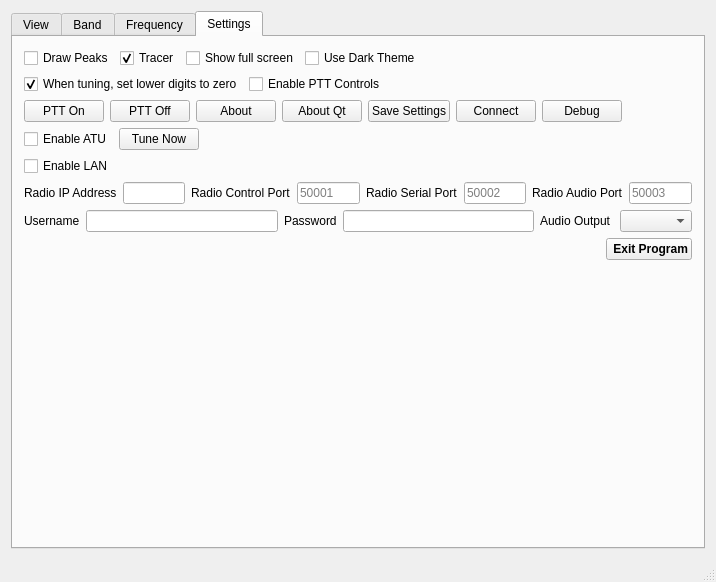
adecarolis/wfweb, file wfmain.ui: the form before one commit.
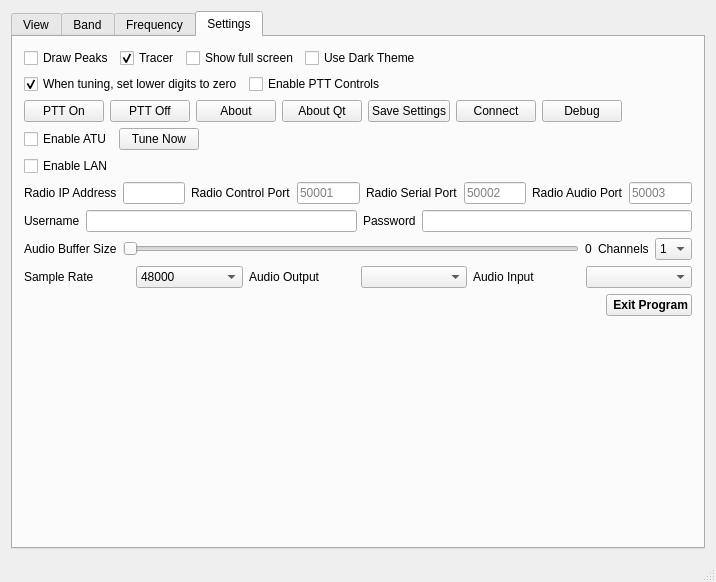
The form after the commit. Custom widgets are drawn as their Qt base class.

Commit message: Add audio buffersize slider and ability to select samplerate and number of channels.

```diff
--- a/wfmain.ui
+++ b/wfmain.ui
@@ -1345,6 +1345,86 @@
             </property>
            </widget>
           </item>
+         </layout>
+        </item>
+        <item>
+         <layout class="QHBoxLayout" name="horizontalLayout_18">
+          <item>
+           <widget class="QLabel" name="label_16">
+            <property name="text">
+             <string>Audio Buffer Size</string>
+            </property>
+           </widget>
+          </item>
+          <item>
+           <widget class="QSlider" name="audioBufferSizeSlider">
+            <property name="minimumSize">
+             <size>
+              <width>0</width>
+              <height>0</height>
+             </size>
+            </property>
+            <property name="maximum">
+             <number>65536</number>
+            </property>
+            <property name="orientation">
+             <enum>Qt::Horizontal</enum>
+            </property>
+           </widget>
+          </item>
+          <item>
+           <widget class="QLabel" name="bufferValue">
+            <property name="text">
+             <string>0</string>
+            </property>
+           </widget>
+          </item>
+          <item>
+           <widget class="QLabel" name="label_19">
+            <property name="text">
+             <string>Channels</string>
+            </property>
+           </widget>
+          </item>
+          <item>
+           <widget class="QComboBox" name="audioChannelsCombo">
+            <item>
+             <property name="text">
+              <string>1</string>
+             </property>
+            </item>
+            <item>
+             <property name="text">
+              <string>2</string>
+             </property>
+            </item>
+           </widget>
+          </item>
+         </layout>
+        </item>
+        <item>
+         <layout class="QHBoxLayout" name="horizontalLayout_17">
+          <item>
+           <widget class="QLabel" name="label_17">
+            <property name="text">
+             <string>Sample Rate</string>
+            </property>
+           </widget>
+          </item>
+          <item>
+           <widget class="QComboBox" name="audioSampleRateCombo">
+            <item>
+             <property name="text">
+              <string>48000</string>
+             </property>
+            </item>
+            <item>
+             <property name="text">
+              <string>44100</string>
+             </property>
+            </item>
+           </widget>
+          </item>
           <item>
            <widget class="QLabel" name="label_13">
             <property name="text">
@@ -1355,6 +1435,16 @@
           <item>
            <widget class="QComboBox" name="audioOutputCombo"/>
           </item>
+          <item>
+           <widget class="QLabel" name="label_18">
+            <property name="text">
+             <string>Audio Input</string>
+            </property>
+           </widget>
+          </item>
+          <item>
+           <widget class="QComboBox" name="audioInputCombo"/>
+          </item>
          </layout>
         </item>
         <item>
```
The commit also changes 8 other files.
